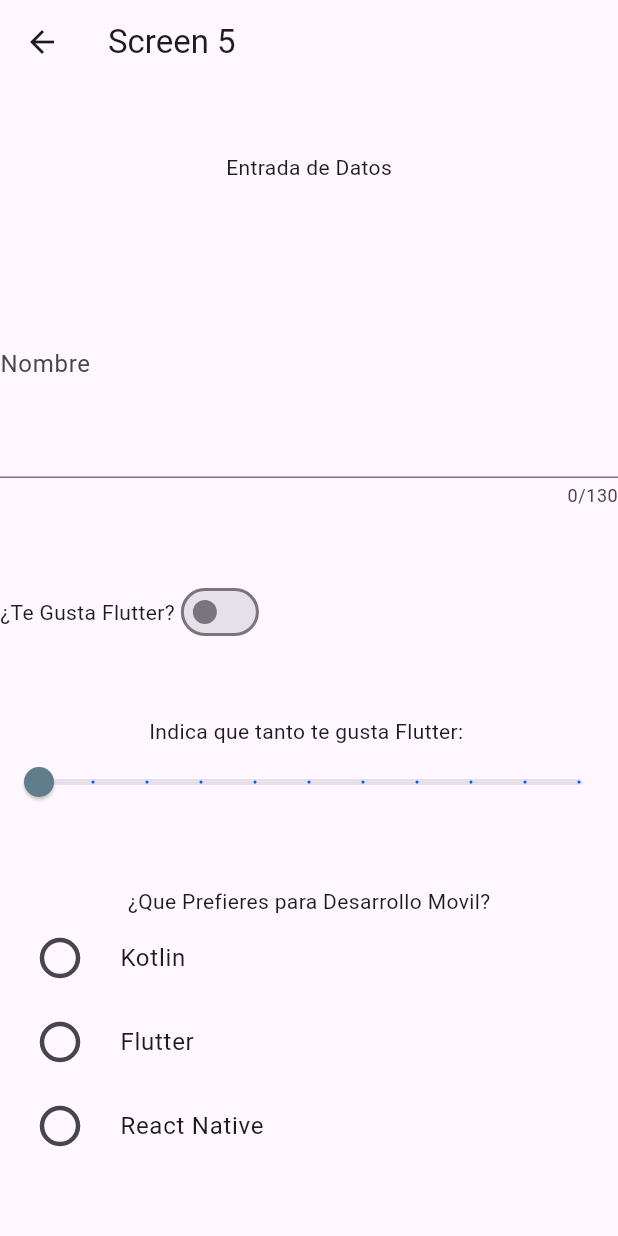
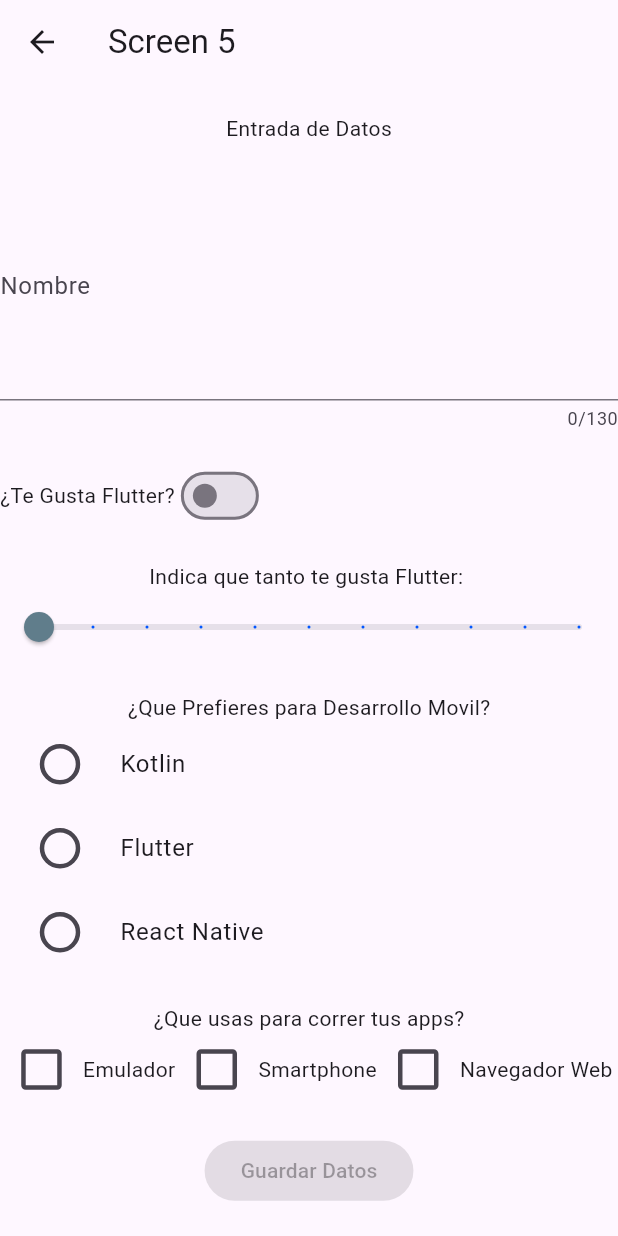
Before and after one commit to David-Cervantes-29/Elementos4a26, a Flutter app: the Screen5 screen opened directly, on a phone screen of 412 x 824 dp. Run offline on Flutter 3.47's test engine with Material 3 defaults, Android fonts, the phone set to English and light mode, and no system bars.

Commit message:
CheckBox

```diff
--- a/lib/screens/screen5.dart
+++ b/lib/screens/screen5.dart
@@ -12,8 +12,13 @@ class _Screen5State extends State<Screen5> {
   bool _switchValue = false;
   double _slideVlaue = 0.0;
   TextEditingController _textController = TextEditingController();
-  int radioSelected =
-      0; // Variable para almacenar el valor seleccionado del radio button
+  int radioSelected = 0;
+  bool _isChecked1 =
+      false; // Variable para almacenar el valor seleccionado del radio button
+  bool _isChecked2 =
+      false; // Variable para almacenar el valor seleccionado del radio button
+  bool _isChecked3 =
+      false; // Variable para almacenar el valor seleccionado del radio button
 
   @override
   Widget build(BuildContext context) {
@@ -28,6 +33,8 @@ class _Screen5State extends State<Screen5> {
           _entradaSwitch(),
           _entradaSlider(),
           _entradaRadio(),
+          _entradasCheck(),
+          ElevatedButton(onPressed: null, child: Text('Guardar Datos')),
         ],
       ),
     );
@@ -38,7 +45,7 @@ class _Screen5State extends State<Screen5> {
     return TextField(
       controller: _textController,
       obscureText: true,
-      obscuringCharacter: '👽',
+      obscuringCharacter: '😶‍🌫️',
       maxLength: 130,
       maxLines: 5,
       decoration: InputDecoration(
@@ -154,4 +161,58 @@ class _Screen5State extends State<Screen5> {
       ],
     );
   }
+
+  Column _entradasCheck() {
+    final Text pregunta = Text('¿Que usas para correr tus apps?');
+    final Row Checks = Row(
+      mainAxisAlignment: MainAxisAlignment.spaceEvenly,
+      children: [
+        //CheckBox 1|
+        Transform.scale(
+          scale: 1.5,
+          child: Checkbox(
+            value: _isChecked1,
+            onChanged: (value) {
+              setState(() {
+                _isChecked1 = value!;
+                print('CheckBox 1: $_isChecked1');
+              });
+            },
+          ),
+        ),
+        Text('Emulador'),
+
+        //CheckBox 2|
+        Transform.scale(
+          scale: 1.5,
+          child: Checkbox(
+            value: _isChecked2,
+            onChanged: (value) {
+              setState(() {
+                _isChecked2 = value!;
+                print('CheckBox 2: $_isChecked2');
+              });
+            },
+          ),
+        ),
+        Text('Smartphone'),
+
+        //CheckBox 3|
+        Transform.scale(
+          scale: 1.5,
+          child: Checkbox(
+            value: _isChecked3,
+            onChanged: (value) {
+              setState(() {
+                _isChecked3 = value!;
+                print('CheckBox 3: $_isChecked3');
+              });
+            },
+          ),
+        ),
+        Text('Navegador Web'),
+      ],
+    );
+    return Column(children: [pregunta, Checks]);
+  }
 }
```
Also changed, not shown: lib/theme/app_theme.dart (added).
